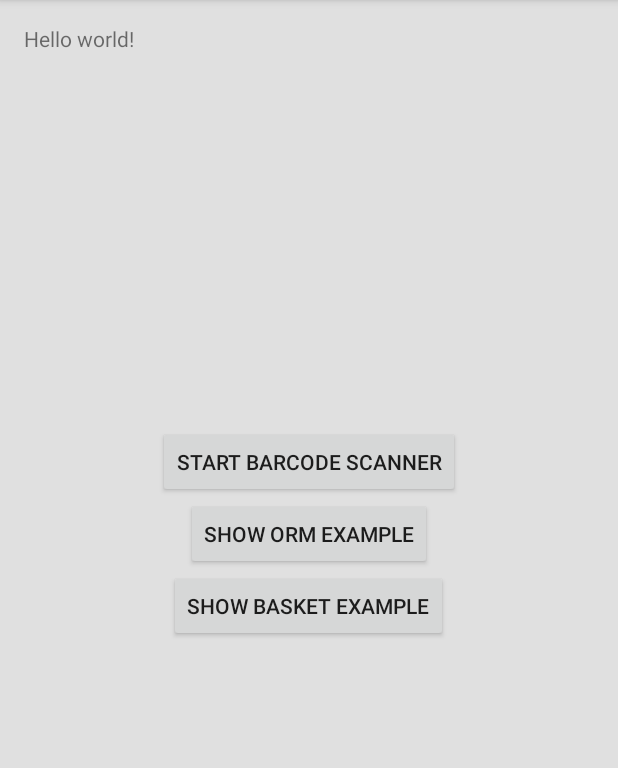
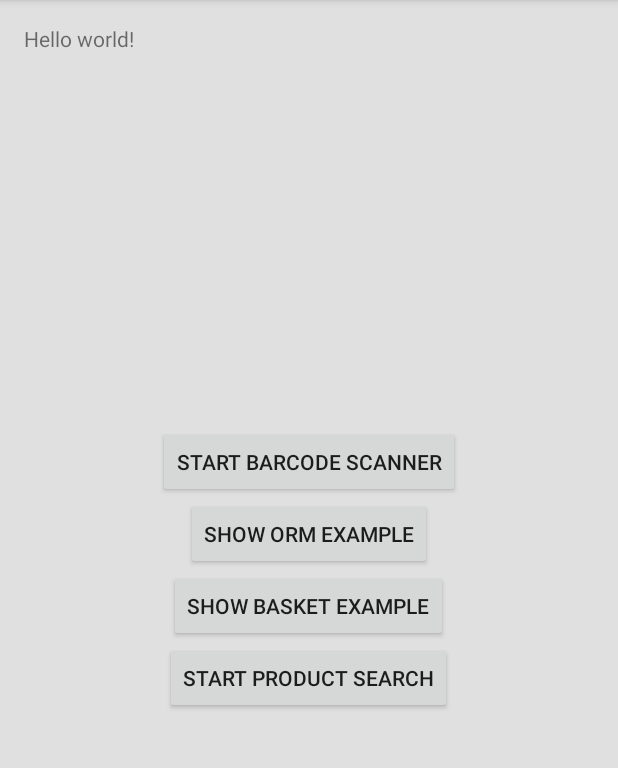
Before and after one commit to FAU-Inf2/fablab-android, an Android app: the screen it shows after launch (MainActivity), on a phone screen of 412 x 824 dp, the part 84-852 px from its top. Run offline under Robolectric (Android 15) with nearby library versions, the phone set to English and light mode, and no system bars; libraries missing offline, so code that uses them is left out: com.squareup.okhttp, net.spaceapi, retrofit.client; 4 statements that could not run were skipped.

Commit message:
Added search interface

```diff
--- a/app/src/main/java/de/fau/cs/mad/fablab/android/MainActivity.java
+++ b/app/src/main/java/de/fau/cs/mad/fablab/android/MainActivity.java
@@ -81,6 +81,11 @@ public class MainActivity extends ActionBarActivity {
         startActivity(intent);
     }
 
+    public void startProductSearch(View view) {
+        Intent intent = new Intent(this, ProductSearchActivity.class);
+        startActivity(intent);
+    }
+
     public void updateOpenState(final MenuItem item) {
         // REST-Client - example usage
         SpaceApiClient spaceApiClient = new SpaceApiClient(this);
--- a/app/src/main/res/layout/activity_main.xml
+++ b/app/src/main/res/layout/activity_main.xml
@@ -43,4 +43,13 @@
         android:layout_centerInParent="true"
         android:layout_below="@+id/button"/>
 
+    <Button
+        android:layout_width="wrap_content"
+        android:layout_height="wrap_content"
+        android:text="Start Product Search"
+        android:id="@+id/button_product_search"
+        android:onClick="startProductSearch"
+        android:layout_below="@+id/basket_btn"
+        android:layout_centerHorizontal="true" />
+
 </RelativeLayout>
--- a/app/src/main/res/values/strings.xml
+++ b/app/src/main/res/values/strings.xml
@@ -15,4 +15,5 @@
     <string name="basket_empty"><b>Ihr Warenkorb ist leider noch leer</b></string>
     <string name="basket_total_price_title">Gesamtpreis</string>
     <string name="basket_button_checkout">Zur Kasse</string>
+    <string name="search_hint">Suche Produkt</string>
 </resources>
--- /dev/null
+++ b/app/src/main/res/xml/searchable.xml
@@ -0,0 +1,5 @@
+<?xml version="1.0" encoding="utf-8"?>
+<searchable xmlns:android="http://schemas.android.com/apk/res/android"
+    android:label="@string/app_name"
+    android:hint="@string/search_hint">
+</searchable>
```
Also changed, not shown: app/src/main/AndroidManifest.xml (+12 -0 lines), app/src/main/java/de/fau/cs/mad/fablab/android/ProductSearchActivity.java (added, +48 -0 lines), app/src/main/res/layout/activity_product_search.xml (added, +17 -0 lines).
